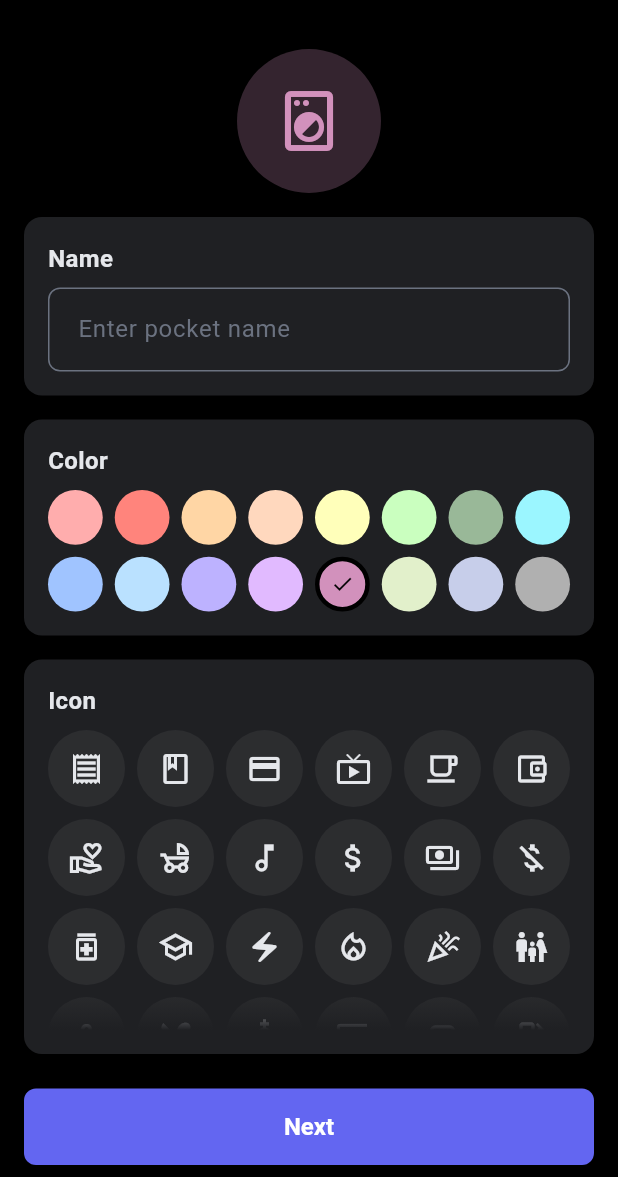
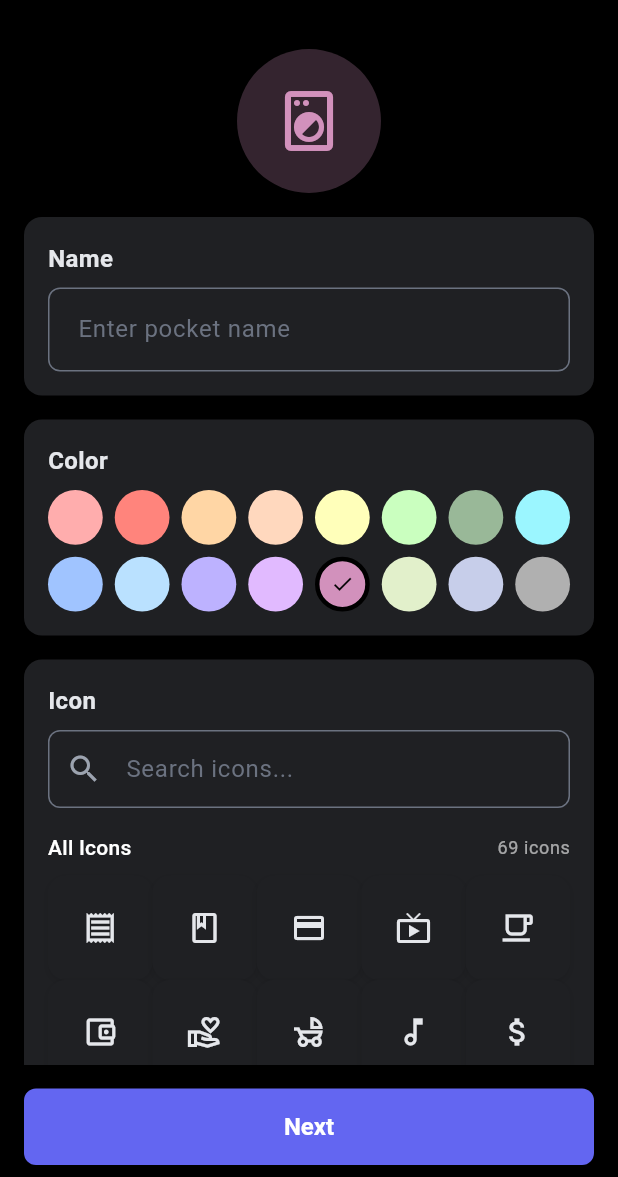
Before and after one commit to personal-dompet/mobile, a Flutter app: the CreatePocketPage screen opened by its route, on a phone screen of 412 x 824 dp, the part 59-1236 px from its top. Run offline on Flutter 3.47's test engine with Material 3 defaults, Android fonts, the phone set to English and light mode, and no system bars; drawn by our look-alikes of reactive_forms; our stand-ins replace dio, firebase_auth, firebase_core, flutter_dotenv, flutter_riverpod, go_router and 1 more; accounts and stored records are empty; generated files the repository leaves out were written again.

Commit message:
feat(ui): enhance CardInput and IconPicker components with additional functionality
Co-authored-by: Qwen-Coder <qwen-coder@alibabacloud.com>

```diff
--- a/lib/core/widgets/card_input.dart
+++ b/lib/core/widgets/card_input.dart
@@ -1,12 +1,12 @@
 import 'package:flutter/material.dart';
 
 class CardInput extends StatelessWidget {
-  final String label;
+  final String? label;
   final Widget child;
 
   const CardInput({
     super.key,
-    required this.label,
+    this.label,
     required this.child,
   });
 
@@ -17,15 +17,16 @@ class CardInput extends StatelessWidget {
         padding: const EdgeInsets.all(16.0),
         child: Column(
           crossAxisAlignment: CrossAxisAlignment.start,
+          spacing: 8,
           children: [
-            Text(
-              label,
-              style: const TextStyle(
-                fontSize: 16,
-                fontWeight: FontWeight.bold,
+            if (label != null)
+              Text(
+                label!,
+                style: const TextStyle(
+                  fontSize: 16,
+                  fontWeight: FontWeight.bold,
+                ),
               ),
-            ),
-            const SizedBox(height: 8),
             child,
           ],
         ),
--- a/lib/features/pocket/presentation/widgets/icon_picker.dart
+++ b/lib/features/pocket/presentation/widgets/icon_picker.dart
@@ -3,78 +3,192 @@ import 'package:dompet/features/pocket/domain/forms/create_pocket_form.dart';
 import 'package:flutter/material.dart';
 import 'package:flutter_riverpod/flutter_riverpod.dart';
 
-class IconPicker extends ConsumerWidget {
+class IconPicker extends ConsumerStatefulWidget {
   final CreatePocketForm form;
 
   const IconPicker({super.key, required this.form});
 
   @override
-  Widget build(BuildContext context, WidgetRef ref) {
-    final selectedIcon = form.icon.value;
+  ConsumerState<ConsumerStatefulWidget> createState() => _IconPickerState();
+}
+
+class _IconPickerState extends ConsumerState<IconPicker> {
+  final _controller = TextEditingController();
+  String _keyword = '';
+
+  @override
+  void initState() {
+    super.initState();
+    _controller.addListener(() {
+      setState(() {
+        _keyword = _controller.text;
+      });
+    });
+  }
+
+  @override
+  void dispose() {
+    _controller.dispose();
+    super.dispose();
+  }
+
+  @override
+  Widget build(BuildContext context) {
+    final selectedIcon = widget.form.icon.value;
     final uniqueCategories = Category.getUniqueCategoriesByIcon();
 
-    return SizedBox(
-      height: 200, // Fixed height for the scrollable area
-      child: Stack(
-        children: [
+    final filteredCategories = uniqueCategories.where((category) {
+      if (_keyword.isEmpty) return true;
+      final isDisplayNameMatch =
+          category.displayName.toLowerCase().contains(_keyword.toLowerCase());
+      final isNameMatch =
+          category.name.toLowerCase().contains(_keyword.toLowerCase());
+      final isIconKeymatch = category.iconKey
+          .split('_')
+          .join(' ')
+          .contains(_keyword.toLowerCase());
+      return isDisplayNameMatch || isNameMatch || isIconKeymatch;
+    }).toList();
+
+    return Column(
+      crossAxisAlignment: CrossAxisAlignment.start,
+      children: [
+        // Search field with enhanced styling
+        TextField(
+          controller: _controller,
+          decoration: InputDecoration(
+            hintText: 'Search icons...',
+            prefixIcon: Icon(Icons.search),
+            suffix: _keyword.isEmpty
+                ? null
+                : GestureDetector(
+                    onTap: () {
+                      _controller.clear();
+                    },
+                    child: Icon(
+                      Icons.close,
+                      size: 20,
+                    ),
+                  ),
+            border: OutlineInputBorder(
+              borderRadius: BorderRadius.circular(12),
+            ),
+            contentPadding: const EdgeInsets.symmetric(
+              horizontal: 16,
+              vertical: 14,
+            ),
+          ),
+          textInputAction: TextInputAction.search,
+        ),
+        const SizedBox(height: 16),
+
+        // Category header
+        Row(
+          mainAxisAlignment: MainAxisAlignment.spaceBetween,
+          children: [
+            Text(
+              _keyword.isEmpty ? 'All Icons' : 'Search Results',
+              style: Theme.of(context).textTheme.titleMedium,
+            ),
+            if (filteredCategories.length > 12)
+              Text(
+                '${filteredCategories.length} icons',
+                style: Theme.of(context).textTheme.bodySmall?.copyWith(
+                      color: Theme.of(context).hintColor,
+                    ),
+              ),
+          ],
+        ),
+        const SizedBox(height: 8),
+
+        // Icons grid
+        if (filteredCategories.isEmpty)
+          Opacity(
+            opacity: 0.6,
+            child: Padding(
+              padding: const EdgeInsets.symmetric(vertical: 24.0),
+              child: Column(
+                children: [
+                  Icon(
+                    Icons.search_off_outlined,
+                    size: 48,
+                    color: Theme.of(context).hintColor,
+                  ),
+                  const SizedBox(height: 8),
+                  Text(
+                    'No icons found',
+                    style: TextStyle(
+                      fontSize: 16,
+                      color: Theme.of(context).hintColor,
+                    ),
+                  ),
+                  const SizedBox(height: 4),
+                  Text(
+                    'Try using different keywords',
+                    style: TextStyle(
+                      fontSize: 14,
+                      color: Theme.of(context).hintColor,
+                    ),
+                  ),
+                ],
+              ),
+            ),
+          )
+        else
           GridView.builder(
-            padding: const EdgeInsets.only(bottom: 30),
-            physics: const BouncingScrollPhysics(), // Enable scrolling
+            shrinkWrap: true,
+            // padding: const EdgeInsets.only(bottom: 30),
+            physics: const NeverScrollableScrollPhysics(),
             gridDelegate: const SliverGridDelegateWithFixedCrossAxisCount(
-              crossAxisCount: 6,
-              crossAxisSpacing: 8,
-              mainAxisSpacing: 8,
+              crossAxisCount: 5, // Changed from 6 to 4 for better touch targets
+              // crossAxisSpacing: 12,
+              // mainAxisSpacing: 12,
+              childAspectRatio:
+                  1.0, // Square aspect ratio for better consistency
             ),
-            itemCount: uniqueCategories.length,
+            itemCount: filteredCategories.length,
             itemBuilder: (context, index) {
-              final category = uniqueCategories[index];
+              final category = filteredCategories[index];
               final isSelected = selectedIcon?.iconKey == category.iconKey;
-
-              final color = form.color.value;
 
               return GestureDetector(
                 onTap: () {
-                  form.icon.value = category;
+                  widget.form.icon.value = category;
                 },
                 child: Container(
                   decoration: BoxDecoration(
-                    color: isSelected && color != null
-                        ? color.background
-                        : Colors.grey.withValues(alpha: 0.1),
-                    shape: BoxShape.circle,
+                    color: isSelected && widget.form.color.value != null
+                        ? widget.form.color.value?.withValues(alpha: 0.25)
+                        : Theme.of(context).cardColor,
+                    borderRadius: BorderRadius.circular(12),
+                    border: Border.all(
+                      color: isSelected && widget.form.color.value != null
+                          ? widget.form.color.value!
+                          : Colors.transparent,
+                      width: 2,
+                    ),
+                    boxShadow: [
+                      BoxShadow(
+                        color: Colors.black.withValues(alpha: 0.1),
+                        blurRadius: 4,
+                        offset: const Offset(0, 2),
+                      ),
+                    ],
                   ),
                   child: Center(
                     child: Icon(
                       category.icon,
-                      color: isSelected && color != null
-                          ? color
-                          : Theme.of(context).colorScheme.onSurface,
+                      color: isSelected && widget.form.color.value != null
+                          ? widget.form.color.value
+                          : Theme.of(context).iconTheme.color,
+                      size: 24,
                     ),
                   ),
                 ),
               );
             },
           ),
-          Positioned(
-            bottom: 0,
-            left: 0,
-            right: 0,
-            child: Container(
-              height: 30,
-              decoration: BoxDecoration(
-                gradient: LinearGradient(
-                  end: AlignmentGeometry.bottomCenter,
-                  begin: Alignment.topCenter,
-                  colors: [
-                    Theme.of(context).colorScheme.surface.withValues(alpha: 0),
-                    Theme.of(context).colorScheme.surface
-                  ],
-                ),
-              ),
-            ),
-          ),
-        ],
-      ),
+      ],
     );
   }
 }
```
